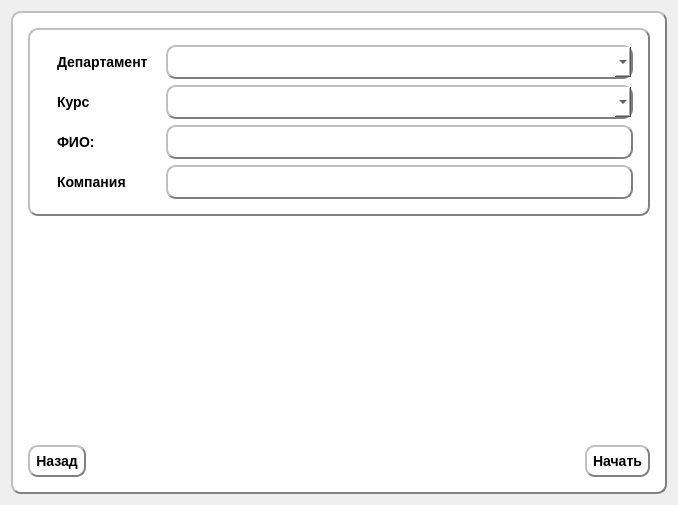
Before: the Qt Designer form studentwindow.ui in Rayzedan/SystemControlStudent, drawn with Qt 5.
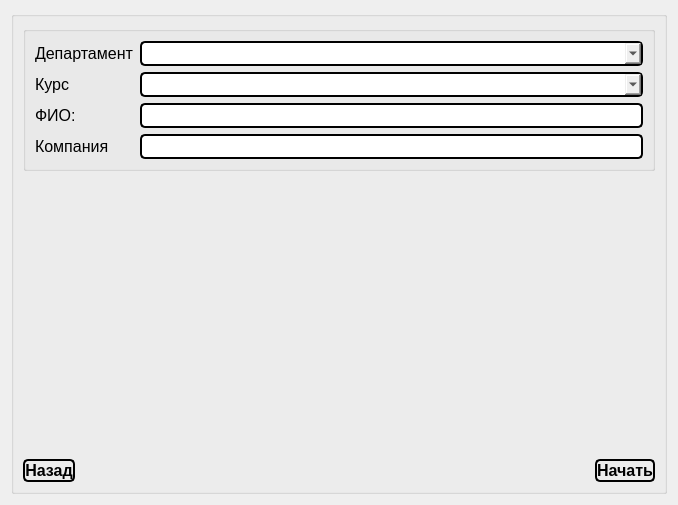
After: the same form once the commit is applied.

```diff
--- a/studentwindow.ui
+++ b/studentwindow.ui
@@ -28,32 +28,27 @@
    <string/>
   </property>
   <property name="styleSheet">
-   <string notr="true"/>
+   <string notr="true">QMainWindow {
+background: white;
+}
+QPushButton , QLineEdit,QComboBox{
+display: inline-block;
+  color: white;
+  font-weight: 700;
+text-decoration: none;
+  user-select: none;
+  color: black;
+  outline: none;
+  border: 2px solid;
+  border-radius: 5px;
+  transition: 0.2s;
+} 
+QPushButton:hover { background: gray }
+QPushButton:pressed { background: white; }</string>
   </property>
   <layout class="QVBoxLayout" name="verticalLayout_7">
    <item>
     <widget class="QGroupBox" name="groupBox_2">
-     <property name="styleSheet">
-      <string notr="true">
-     QWidget {
-     background-color: white;
-     border-style: outset;
-     border-width: 2px;
-     border-radius: 10px;
-     border-color: gray;
-     font: bold 14px;
-  
-     padding: 6px;}
-     QPushButton:pressed {
-     background-color: grey;
-     border-style: inset;
- }
-    QToolButton:pressed {
-     background-color: grey;
-     border-style: inset;
- }
-</string>
-     </property>
      <property name="title">
       <string/>
      </property>
@@ -64,8 +59,6 @@
          <widget class="QGroupBox" name="groupBox">
           <property name="font">
            <font>
-            <pointsize>-1</pointsize>
-            <weight>75</weight>
             <italic>false</italic>
             <bold>true</bold>
            </font>
@@ -84,10 +77,9 @@
                   <widget class="QLabel" name="label">
                    <property name="font">
                     <font>
-                     <pointsize>-1</pointsize>
-                     <weight>75</weight>
+                     <pointsize>12</pointsize>
                      <italic>false</italic>
-                     <bold>true</bold>
+                     <bold>false</bold>
                     </font>
                    </property>
                    <property name="styleSheet">
@@ -102,10 +94,9 @@
                   <widget class="QLabel" name="label_2">
                    <property name="font">
                     <font>
-                     <pointsize>-1</pointsize>
-                     <weight>75</weight>
+                     <pointsize>12</pointsize>
                      <italic>false</italic>
-                     <bold>true</bold>
+                     <bold>false</bold>
                     </font>
                    </property>
                    <property name="styleSheet">
@@ -120,10 +111,9 @@
                   <widget class="QLabel" name="label_3">
                    <property name="font">
                     <font>
-                     <pointsize>-1</pointsize>
-                     <weight>75</weight>
+                     <pointsize>12</pointsize>
                      <italic>false</italic>
-                     <bold>true</bold>
+                     <bold>false</bold>
                     </font>
                    </property>
                    <property name="styleSheet">
@@ -136,6 +126,11 @@
                  </item>
                  <item>
                   <widget class="QLabel" name="label_4">
+                   <property name="font">
+                    <font>
+                     <pointsize>12</pointsize>
+                    </font>
+                   </property>
                    <property name="styleSheet">
                     <string notr="true">border-color: white;</string>
                    </property>
@@ -150,6 +145,14 @@
                 <layout class="QVBoxLayout" name="verticalLayout_2">
                  <item>
                   <widget class="QComboBox" name="comboBox_2">
+                   <property name="font">
+                    <font>
+                     <pointsize>12</pointsize>
+                     <bold>true</bold>
+                     <underline>false</underline>
+                     <strikeout>false</strikeout>
+                    </font>
+                   </property>
                    <property name="mouseTracking">
                     <bool>false</bool>
                    </property>
@@ -162,13 +165,40 @@
                   </widget>
                  </item>
                  <item>
-                  <widget class="QComboBox" name="comboBox_3"/>
+                  <widget class="QComboBox" name="comboBox_3">
+                   <property name="font">
+                    <font>
+                     <pointsize>12</pointsize>
+                     <bold>true</bold>
+                     <underline>false</underline>
+                     <strikeout>false</strikeout>
+                    </font>
+                   </property>
+                  </widget>
                  </item>
                  <item>
-                  <widget class="QLineEdit" name="fullName"/>
+                  <widget class="QLineEdit" name="fullName">
+                   <property name="font">
+                    <font>
+                     <pointsize>12</pointsize>
+                     <bold>true</bold>
+                     <underline>false</underline>
+                     <strikeout>false</strikeout>
+                    </font>
+                   </property>
+                  </widget>
                  </item>
                  <item>
-                  <widget class="QLineEdit" name="company"/>
+                  <widget class="QLineEdit" name="company">
+                   <property name="font">
+                    <font>
+                     <pointsize>12</pointsize>
+                     <bold>true</bold>
+                     <underline>false</underline>
+                     <strikeout>false</strikeout>
+                    </font>
+                   </property>
+                  </widget>
                  </item>
                 </layout>
                </item>
@@ -202,6 +232,14 @@
               <height>35</height>
              </size>
             </property>
+            <property name="font">
+             <font>
+              <pointsize>12</pointsize>
+              <bold>true</bold>
+              <underline>false</underline>
+              <strikeout>false</strikeout>
+             </font>
+            </property>
             <property name="text">
              <string>Назад</string>
             </property>
@@ -222,6 +260,14 @@
           </item>
           <item>
            <widget class="QPushButton" name="pushButton">
+            <property name="font">
+             <font>
+              <pointsize>12</pointsize>
+              <bold>true</bold>
+              <underline>false</underline>
+              <strikeout>false</strikeout>
+             </font>
+            </property>
             <property name="text">
              <string>Начать</string>
             </property>
```
